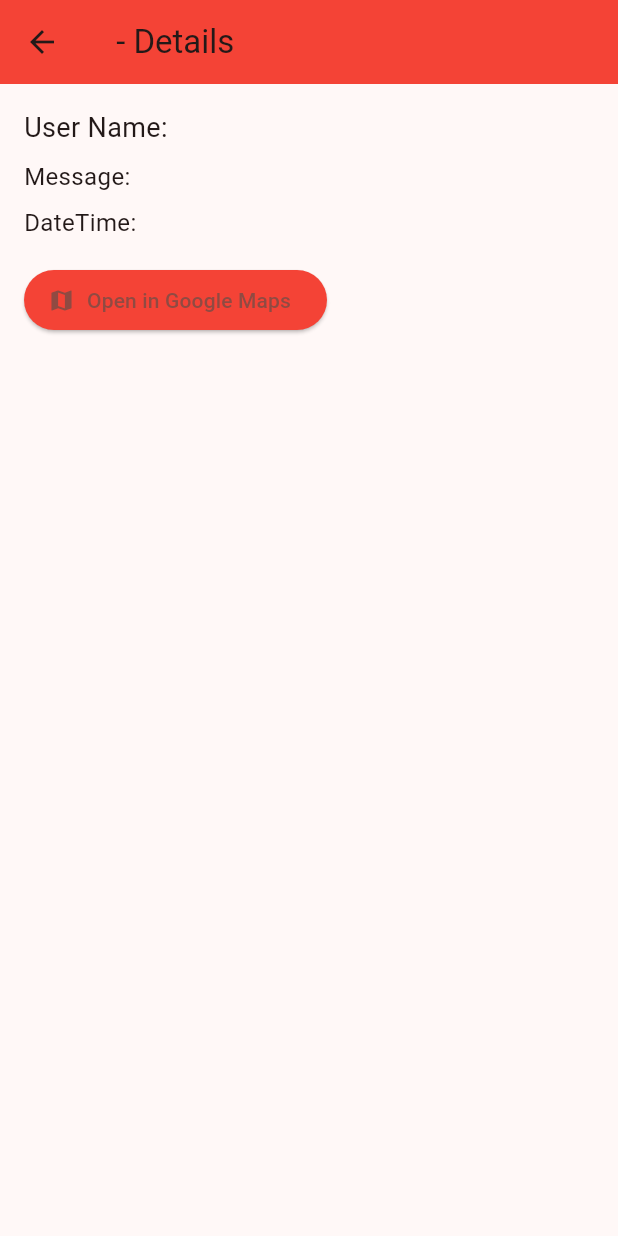
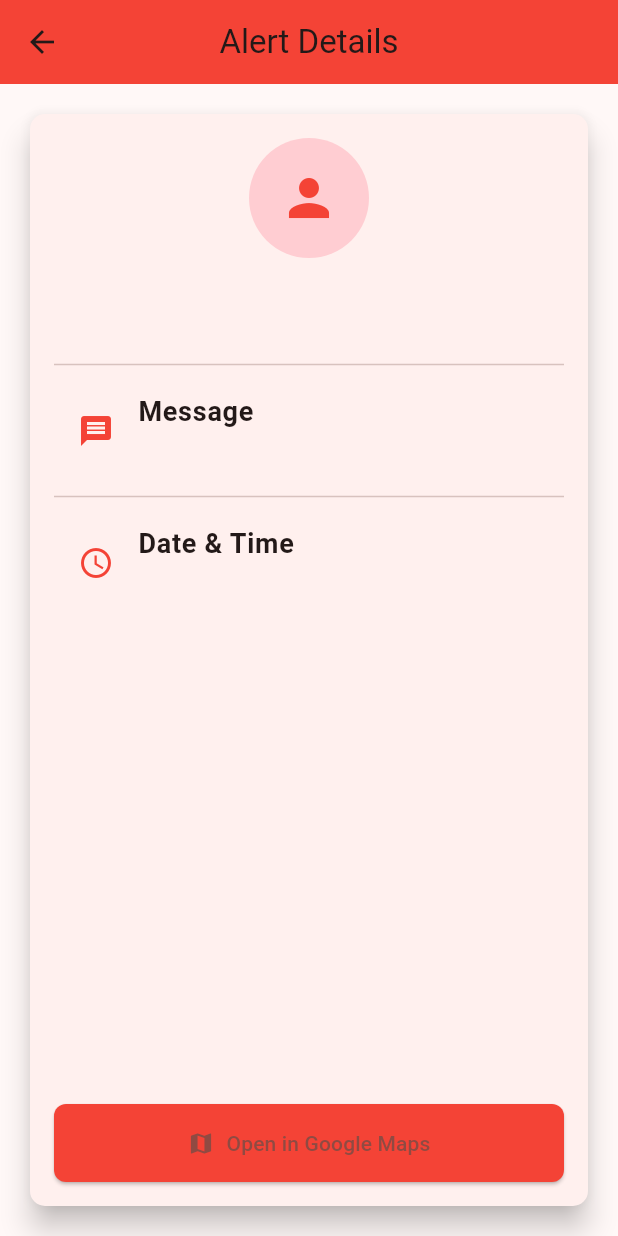
Before and after one commit to maniokhan/emergency-alert-app, a Flutter app: the EmergencyAlertDetailsPage screen opened directly with empty values, on a phone screen of 412 x 824 dp. Run offline on Flutter 3.47's test engine with Material 3 defaults, Android fonts, the phone set to English and light mode, and no system bars; our stand-ins replace avatar_glow, cloud_firestore, contacts_service, firebase_auth, firebase_core, fluttertoast and 2 more; missing offline and left inert: flutter_sms; accounts and stored records are empty.

Commit message:
admin login set and alert view updated.

```diff
--- a/lib/src/features/auth/auth_services.dart
+++ b/lib/src/features/auth/auth_services.dart
@@ -4,6 +4,7 @@
 import 'package:firebase_auth/firebase_auth.dart';
 import 'package:flutter/material.dart';
 import 'package:fluttertoast/fluttertoast.dart';
+import 'package:emergency_alert_app/src/features/help_center/home.dart';
 
 class AuthService {
   static Future<void> signup(
@@ -49,6 +50,46 @@
     }
   }
 
+  // static Future<void> signin(
+  //     {required String email,
+  //     required String password,
+  //     required BuildContext context,
+  //     required Function setLoading}) async {
+  //   try {
+  //     setLoading(true); // Set loading to true
+  //     UserCredential userCredential = await FirebaseAuth.instance
+  //         .signInWithEmailAndPassword(email: email, password: password);
+  //     await Future.delayed(const Duration(seconds: 1));
+  //     setLoading(false); // Set loading to false after process completes
+  //     Navigator.pushReplacement(
+  //         context,
+  //         MaterialPageRoute(
+  //             builder: (BuildContext context) => UserHomePage(
+  //                   uid: userCredential.user!.uid,
+  //                 )));
+  //   } on FirebaseAuthException catch (e) {
+  //     setLoading(false); // Set loading to false on error
+  //     String message = '';
+  //     if (e.code == 'invalid-email') {
+  //       message = 'No user found for that email.';
+  //     } else if (e.code == 'invalid-credential') {
+  //       message = 'Wrong password provided for that user.';
+  //     }
+  //     Fluttertoast.showToast(
+  //       msg: message,
+  //       toastLength: Toast.LENGTH_LONG,
+  //       gravity: ToastGravity.SNACKBAR,
+  //       backgroundColor: Colors.black54,
+  //       textColor: Colors.white,
+  //       fontSize: 14.0,
+  //     );
+  //   } catch (e) {
+  //     setLoading(false); // Set loading to false if catch block is executed
+  //   }
+  // }
+
+
+
   static Future<void> signin(
       {required String email,
       required String password,
@@ -60,12 +101,25 @@
           .signInWithEmailAndPassword(email: email, password: password);
       await Future.delayed(const Duration(seconds: 1));
       setLoading(false); // Set loading to false after process completes
-      Navigator.pushReplacement(
+      if (email == "mailto:admin@helpcenter.com" && password == "password") {
+        Navigator.pushAndRemoveUntil(
+          context,
+          MaterialPageRoute(
+              builder: (BuildContext context) => EmergencyHelpCenterPage(
+                    uid: userCredential.user!.uid,
+                  )),
+          (route) => false,
+        );
+      } else {
+        Navigator.pushAndRemoveUntil(
           context,
           MaterialPageRoute(
               builder: (BuildContext context) => UserHomePage(
                     uid: userCredential.user!.uid,
-                  )));
+                  )),
+          (route) => false,
+        );
+      }
     } on FirebaseAuthException catch (e) {
       setLoading(false); // Set loading to false on error
       String message = '';
@@ -86,6 +140,7 @@
       setLoading(false); // Set loading to false if catch block is executed
     }
   }
+
 
   static Future<void> signout(
       {required BuildContext context, required Function setLoading}) async {
--- a/lib/src/features/help_center/alert_view.dart
+++ b/lib/src/features/help_center/alert_view.dart
@@ -1,6 +1,57 @@
-import 'package:emergency_alert_app/src/features/help_center/emergency_model.dart';
+// import 'package:emergency_alert_app/src/features/help_center/emergency_model.dart';
+// import 'package:flutter/material.dart';
+// import 'package:url_launcher/url_launcher.dart';
+
+// class EmergencyAlertDetailsPage extends StatelessWidget {
+//   final EmergencyAlert alert;
+
+//   EmergencyAlertDetailsPage({required this.alert});
+
+//   Future<void> _openMap() async {
+//     final googleMapsUrl = 'https://www.google.com/maps/search/?api=1&query=${alert.latitude},${alert.longitude}';
+//     if (await canLaunch(googleMapsUrl)) {
+//       await launch(googleMapsUrl);
+//     } else {
+//       throw 'Could not open the map.';
+//     }
+//   }
+
+//   @override
+//   Widget build(BuildContext context) {
+//     return Scaffold(
+//       appBar: AppBar(
+//         title: Text('${alert.userName} - Details'),
+//         backgroundColor: Colors.red,
+//       ),
+//       body: Padding(
+//         padding: const EdgeInsets.all(16.0),
+//         child: Column(
+//           crossAxisAlignment: CrossAxisAlignment.start,
+//           children: [
+//             Text('User Name: ${alert.userName}', style: TextStyle(fontSize: 18)),
+//             SizedBox(height: 8),
+//             Text('Message: ${alert.message}', style: TextStyle(fontSize: 16)),
+//             SizedBox(height: 8),
+//             Text('DateTime: ${alert.dateTime}', style: TextStyle(fontSize: 16)),
+//             SizedBox(height: 16),
+//             ElevatedButton.icon(
+//               onPressed: _openMap,
+//               icon: Icon(Icons.map),
+//               label: Text('Open in Google Maps'),
+//               style: ElevatedButton.styleFrom(
+//                 backgroundColor: Colors.red,
+//               ),
+//             ),
+//           ],
+//         ),
+//       ),
+//     );
+//   }
+// }
+
 import 'package:flutter/material.dart';
 import 'package:url_launcher/url_launcher.dart';
+import 'package:emergency_alert_app/src/features/help_center/emergency_model.dart';
 
 class EmergencyAlertDetailsPage extends StatelessWidget {
   final EmergencyAlert alert;
@@ -20,31 +71,74 @@
   Widget build(BuildContext context) {
     return Scaffold(
       appBar: AppBar(
-        title: Text('${alert.userName} - Details'),
+        title: Text('Alert Details'),
         backgroundColor: Colors.red,
+        centerTitle: true,
       ),
       body: Padding(
+        padding: const EdgeInsets.all(16.0),
+        child: Card(
+          elevation: 8.0,
+          shape: RoundedRectangleBorder(borderRadius: BorderRadius.circular(10)),
+          child: Padding(
             padding: const EdgeInsets.all(16.0),
             child: Column(
               crossAxisAlignment: CrossAxisAlignment.start,
               children: [
-            Text('User Name: ${alert.userName}', style: TextStyle(fontSize: 18)),
-            SizedBox(height: 8),
-            Text('Message: ${alert.message}', style: TextStyle(fontSize: 16)),
-            SizedBox(height: 8),
-            Text('DateTime: ${alert.dateTime}', style: TextStyle(fontSize: 16)),
+                Center(
+                  child: CircleAvatar(
+                    radius: 40,
+                    backgroundColor: Colors.red.shade100,
+                    child: Icon(Icons.person, size: 40, color: Colors.red),
+                  ),
+                ),
                 SizedBox(height: 16),
-            ElevatedButton.icon(
+                Center(
+                  child: Text(
+                    alert.userName,
+                    style: TextStyle(fontSize: 22, fontWeight: FontWeight.bold),
+                  ),
+                ),
+                SizedBox(height: 16),
+                Divider(),
+                ListTile(
+                  leading: Icon(Icons.message, color: Colors.red),
+                  title: Text(
+                    'Message',
+                    style: TextStyle(fontSize: 18, fontWeight: FontWeight.bold),
+                  ),
+                  subtitle: Text(alert.message, style: TextStyle(fontSize: 16)),
+                ),
+                Divider(),
+                ListTile(
+                  leading: Icon(Icons.access_time, color: Colors.red),
+                  title: Text(
+                    'Date & Time',
+                    style: TextStyle(fontSize: 18, fontWeight: FontWeight.bold),
+                  ),
+                  subtitle: Text(alert.dateTime, style: TextStyle(fontSize: 16)),
+                ),
+                Spacer(),
+                SizedBox(
+                  width: double.infinity,
+                  child: ElevatedButton.icon(
                     onPressed: _openMap,
                     icon: Icon(Icons.map),
                     label: Text('Open in Google Maps'),
                     style: ElevatedButton.styleFrom(
+                      padding: EdgeInsets.symmetric(vertical: 16),
                       backgroundColor: Colors.red,
+                      shape: RoundedRectangleBorder(
+                        borderRadius: BorderRadius.circular(8),
+                      ),
+                    ),
                   ),
                 ),
               ],
             ),
           ),
+        ),
+      ),
     );
   }
 }
```
Lines whose indentation alone changed are shown as unchanged.
